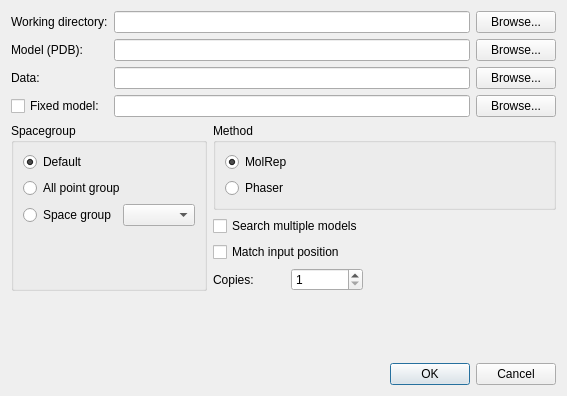
Old version of the form apps/MIFit/ui/MolRep.ui in the repository mifit/mifit.
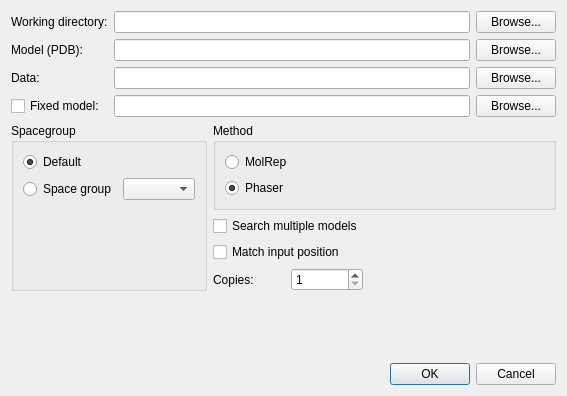
New version of the form.

Commit message: Minor changes to various job dialogs

The edit to the form file:
```diff
--- a/apps/MIFit/ui/MolRep.ui
+++ b/apps/MIFit/ui/MolRep.ui
@@ -101,26 +101,19 @@
         </property>
        </widget>
       </item>
-      <item row="1" column="0" colspan="2" >
-       <widget class="QRadioButton" name="allPointGroupRadioButton" >
-        <property name="text" >
-         <string>All point group</string>
-        </property>
-       </widget>
+      <item row="1" column="1">
+       <widget class="QComboBox" name="spaceGroupComboBox"/>
       </item>
-      <item row="2" column="1" >
-       <widget class="QComboBox" name="spaceGroupComboBox" />
-      </item>
-      <item row="2" column="0" >
-       <widget class="QRadioButton" name="spaceGroupRadioButton" >
-        <property name="text" >
+      <item row="1" column="0">
+       <widget class="QRadioButton" name="spaceGroupRadioButton">
+        <property name="text">
          <string>Space group</string>
         </property>
        </widget>
       </item>
-      <item row="3" column="1" >
-       <spacer name="verticalSpacer_2" >
-        <property name="orientation" >
+      <item row="2" column="1">
+       <spacer name="verticalSpacer_2">
+        <property name="orientation">
          <enum>Qt::Vertical</enum>
         </property>
         <property name="sizeHint" stdset="0" >
@@ -145,9 +138,6 @@
         <property name="text" >
          <string>MolRep</string>
         </property>
-        <property name="checked" >
-         <bool>true</bool>
-        </property>
        </widget>
       </item>
       <item>
@@ -155,6 +145,9 @@
         <property name="text" >
          <string>Phaser</string>
         </property>
+        <property name="checked">
+         <bool>true</bool>
+        </property>
        </widget>
       </item>
      </layout>
```
Left out of the diff: 174 changed lines with no effect on the pictures. The commit also changes 3 other files.
